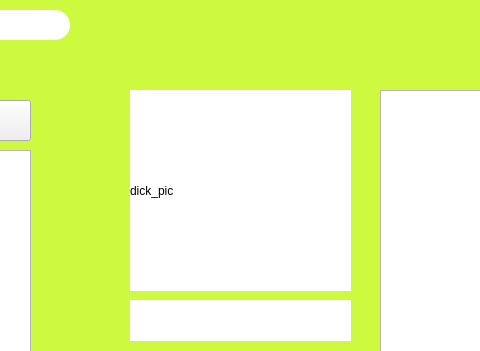
The window that Visual Programming/CourseWork/Part2/ReceptBook/mainwindow.ui (Krasnoffsky/Study) describes before a commit, drawn with Qt 5; both pictures show x 190 to 670 and y 0 to 351 of the 1219 by 636 pixel window.
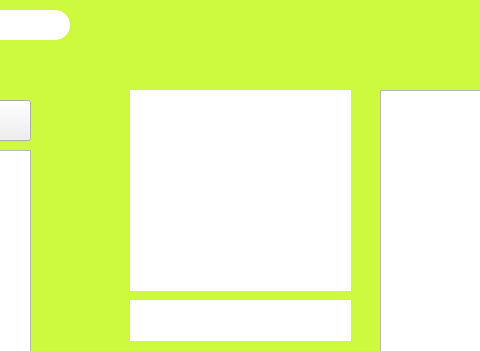
The same window after the commit.

The edit to the form file:
```diff
--- a/Visual Programming/CourseWork/Part2/ReceptBook/mainwindow.ui
+++ b/Visual Programming/CourseWork/Part2/ReceptBook/mainwindow.ui
@@ -169,7 +169,7 @@
      </rect>
     </property>
     <property name="text">
-     <string>dick_pic</string>
+     <string/>
     </property>
    </widget>
    <widget class="QPushButton" name="editButton">
```
